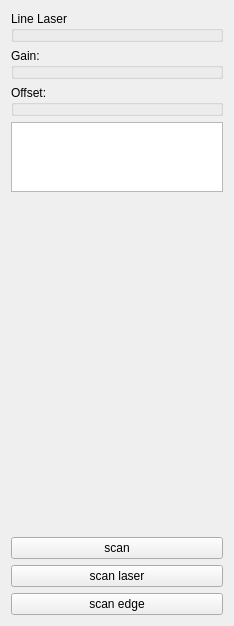
First picture: the form in UI/_scancaliberationsection.ui, repository PenthiusX/BareBonesEngine, before the edit.
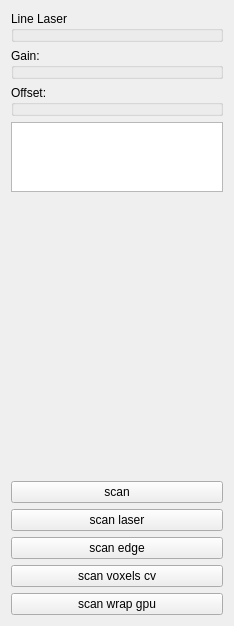
Second picture: the form after the edit. Custom widgets are drawn as their Qt base class.

```diff
--- a/UI/_scancaliberationsection.ui
+++ b/UI/_scancaliberationsection.ui
@@ -78,6 +78,20 @@
      </property>
     </widget>
    </item>
+   <item>
+    <widget class="QPushButton" name="scan_voxels_button">
+     <property name="text">
+      <string>scan voxels cv</string>
+     </property>
+    </widget>
+   </item>
+   <item>
+    <widget class="QPushButton" name="scan_wrap_gpu_button">
+     <property name="text">
+      <string>scan wrap gpu</string>
+     </property>
+    </widget>
+   </item>
   </layout>
  </widget>
  <customwidgets>
```
